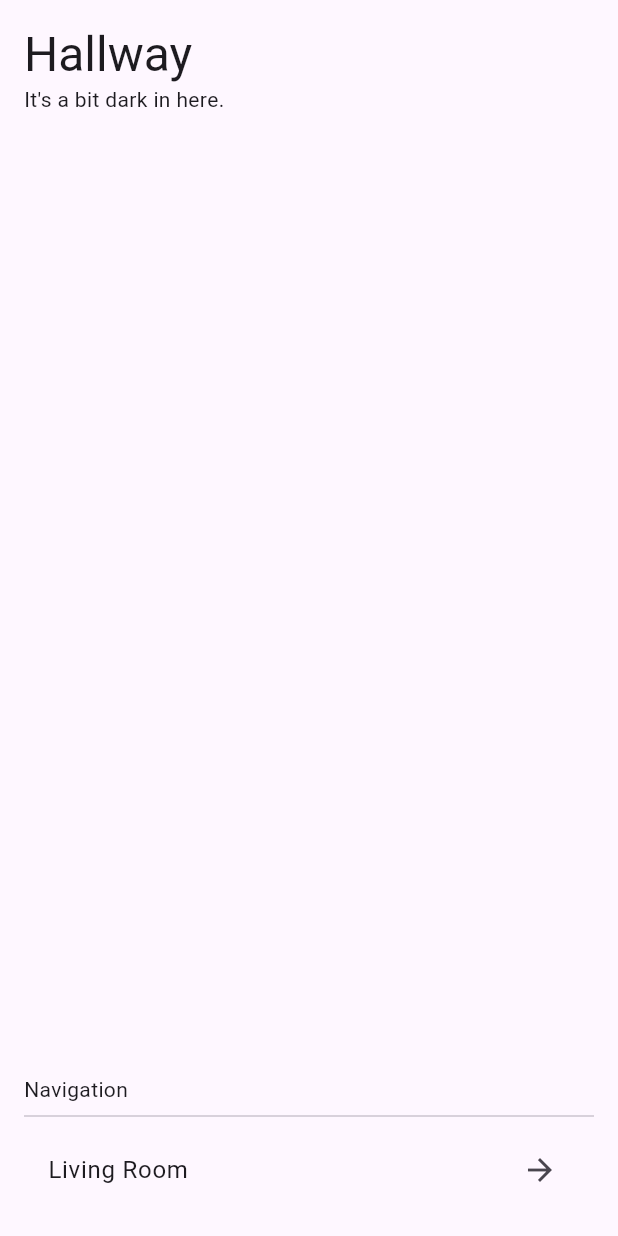
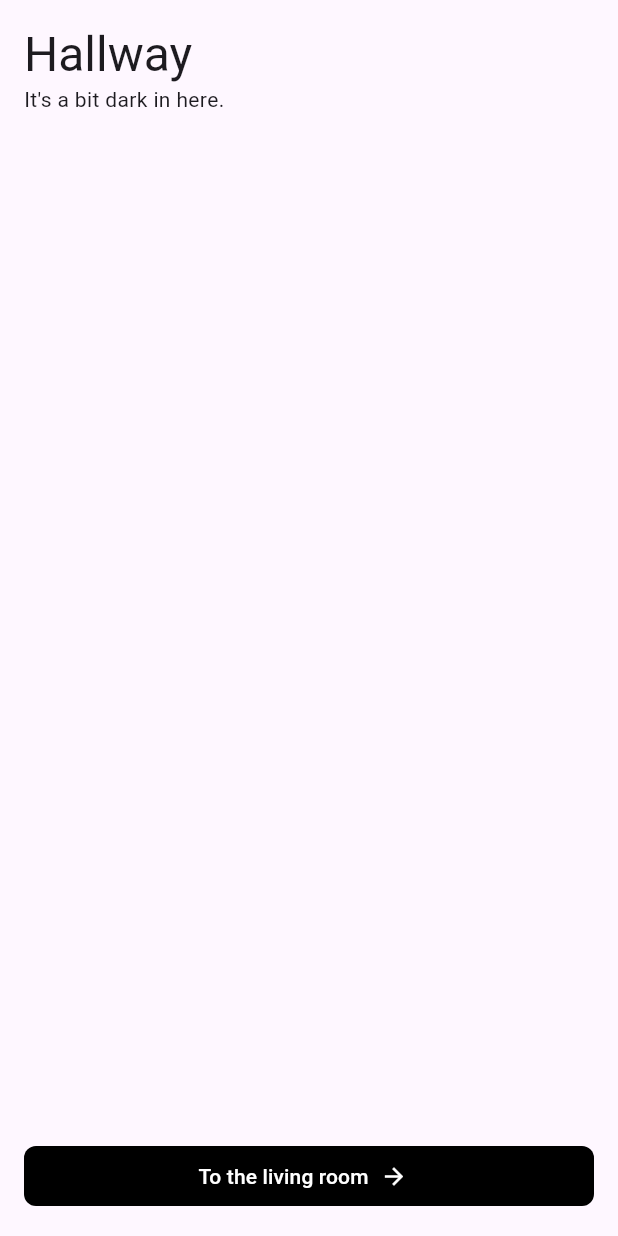
Before and after one commit to SEGVeenstra/text_game, a Flutter app: the screen it shows after launch, on a phone screen of 412 x 824 dp. Run offline on Flutter 3.47's test engine with Material 3 defaults, Android fonts, the light colour scheme and no system bars.

Commit message:
Do some refactoring

```diff
--- /dev/null
+++ b/text_game/lib/src/action.dart
@@ -0,0 +1,22 @@
+import 'package:text_game/src/effect.dart';
+
+abstract class Action {
+  const Action({
+    required this.label,
+    required this.effects,
+  });
+
+  final String label;
+
+  final List<Effect> effects;
+}
+
+class NavigationAction extends Action {
+  const NavigationAction({
+    required super.label,
+    required super.effects,
+    required this.locationId,
+  });
+
+  final String locationId;
+}
--- /dev/null
+++ b/text_game/lib/src/configuration/text_game_configuration.dart
@@ -0,0 +1,12 @@
+import 'package:text_game/src/configuration/location_configuration.dart';
+
+/// A class representing a text-based game.
+///
+/// This is purly the configuration of the game which never actually changes.
+class TextGameConfiguration {
+  TextGameConfiguration({
+    required this.locations,
+  });
+
+  final List<LocationConfiguration> locations;
+}
--- /dev/null
+++ b/text_game/lib/src/effect.dart
@@ -0,0 +1,11 @@
+abstract class Effect {
+  const Effect();
+}
+
+class NavigationEffect extends Effect {
+  const NavigationEffect({
+    required this.destination,
+  });
+
+  final String destination;
+}
--- a/text_game/lib/src/location.dart
+++ b/text_game/lib/src/location.dart
@@ -1,14 +1,16 @@
+import 'package:text_game/src/action.dart';
+
 class Location {
-  const Location({
-    required this.id,
-    required this.name,
-    required this.description,
-    required this.exits,
-  });
+  Location(
+    this.id,
+    this.name,
+    this.description,
+    this.actions,
+  );
 
   final String id;
   final String name;
   final String description;
 
-  final List<String> exits;
+  List<Action> actions;
 }
--- a/text_game/lib/src/text_game.dart
+++ /dev/null
@@ -1,12 +0,0 @@
-import 'package:text_game/src/location.dart';
-
-/// A class representing a text-based game.
-///
-/// This is purly the configuration of the game which never actually changes.
-class TextGame {
-  TextGame({
-    required this.locations,
-  });
-
-  final List<Location> locations;
-}
--- a/text_game/lib/src/text_game_session.dart
+++ b/text_game/lib/src/text_game_session.dart
@@ -1,3 +1,6 @@
+import 'package:collection/collection.dart';
+import 'package:text_game/src/action.dart';
+import 'package:text_game/src/location.dart';
 import 'package:text_game/text_game.dart';
 
 class TextGameSession {
@@ -6,28 +9,45 @@ class TextGameSession {
     required this.progress,
   });
 
-  final TextGame game;
+  final TextGameConfiguration game;
   final TextGameProgress progress;
 
   Location get currentLocation {
     if (progress.currentLocationId == null) {
-      return game.locations.first;
+      final locationConfig = game.locations.first;
+      return Location(
+        locationConfig.id,
+        locationConfig.name,
+        locationConfig.description,
+        locationConfig.actions,
+      );
     }
-    return game.locations.firstWhere(
+    final locationConfig = game.locations.firstWhere(
       (location) => location.id == progress.currentLocationId,
+    );
+    return Location(
+      locationConfig.id,
+      locationConfig.name,
+      locationConfig.description,
+      locationConfig.actions,
     );
   }
 
-  List<Location> get currentExits {
-    return currentLocation.exits
-        .map((exitId) =>
-            game.locations.firstWhere((location) => location.id == exitId))
-        .toList();
+  /// Returns the list of actions the user can perform based on the current location.
+  List<Action> get currentActions {
+    final locationConfig = game.locations.firstWhereOrNull(
+          (location) => location.id == progress.currentLocationId,
+        ) ??
+        game.locations.first;
+
+    return locationConfig.actions;
   }
 
-  void go(String exitId) {
-    if (currentLocation.exits.contains(exitId)) {
-      progress.updateLocation(exitId);
+  void performAction(Action action) {
+    switch (action) {
+      case NavigationAction():
+        progress.updateLocation(action.locationId);
+        break;
     }
   }
 }
--- a/text_game/lib/text_game.dart
+++ b/text_game/lib/text_game.dart
@@ -3,8 +3,11 @@
 /// More dartdocs go here.
 library;
 
+export 'src/action.dart';
+export 'src/configuration/location_configuration.dart';
+export 'src/configuration/text_game_configuration.dart';
+export 'src/effect.dart';
 export 'src/location.dart';
-export 'src/text_game.dart';
 export 'src/text_game_progress.dart';
 export 'src/text_game_session.dart';
 
--- a/text_game/pubspec.yaml
+++ b/text_game/pubspec.yaml
@@ -8,6 +8,7 @@ environment:
 
 # Add regular dependencies here.
 dependencies:
+  collection: ^1.19.1
   # path: ^1.8.0
 
 dev_dependencies:
--- a/text_game_flutter/lib/example_game.dart
+++ b/text_game_flutter/lib/example_game.dart
@@ -1,24 +1,47 @@
 import 'package:text_game/text_game.dart';
 
-final exampleGame = TextGame(
+final exampleGame = TextGameConfiguration(
   locations: [
-    Location(
+    LocationConfiguration(
       id: 'hall',
       name: 'Hallway',
       description: 'It\'s a bit dark in here.',
-      exits: ['living'],
+      actions: [
+        NavigationAction(
+          label: 'To the living room',
+          effects: [],
+          locationId: 'living',
+        ),
+      ],
     ),
-    Location(
+    LocationConfiguration(
       id: 'living',
       name: 'Living Room',
       description: 'The sofa looks very comfy!',
-      exits: ['hall', 'kitchen'],
+      actions: [
+        NavigationAction(
+          label: 'To the hallway',
+          effects: [],
+          locationId: 'hall',
+        ),
+        NavigationAction(
+          label: 'To the kitchen',
+          effects: [],
+          locationId: 'kitchen',
+        ),
+      ],
     ),
-    Location(
+    LocationConfiguration(
       id: 'kitchen',
       name: 'Kitchen',
       description: 'There is a very expensive looking fridge in here.',
-      exits: ['living'],
+      actions: [
+        NavigationAction(
+          label: 'To the living room',
+          effects: [],
+          locationId: 'living',
+        ),
+      ],
     ),
   ],
 );
--- a/text_game_flutter/lib/game_page.dart
+++ b/text_game_flutter/lib/game_page.dart
@@ -1,4 +1,4 @@
-import 'package:flutter/material.dart';
+import 'package:flutter/material.dart' hide Action;
 import 'package:text_game/text_game.dart';
 import 'package:text_game_flutter/example_game.dart';
 
@@ -15,9 +15,9 @@ class _GamePageState extends State<GamePage> {
     progress: TextGameProgress(),
   );
 
-  void _go(Location exit) {
+  void _performAction(Action action) {
     setState(() {
-      session.go(exit.id);
+      session.performAction(action);
     });
   }
 
@@ -37,16 +37,19 @@ class _GamePageState extends State<GamePage> {
                     style: Theme.of(context).textTheme.headlineLarge),
                 Text(session.currentLocation.description),
                 Spacer(),
-                Text('Navigation'),
-                Divider(),
                 Column(
-                  children: session.currentExits
+                  crossAxisAlignment: CrossAxisAlignment.stretch,
+                  children: session.currentActions
                       .map(
-                        (exit) => ListTile(
-                          trailing: Icon(Icons.arrow_forward),
-                          title: Text(exit.name),
-                          onTap: () => _go(exit),
-                        ),
+                        (action) => switch (action) {
+                          NavigationAction() => ElevatedButton.icon(
+                              label: Text(action.label),
+                              icon: Icon(Icons.arrow_forward),
+                              iconAlignment: IconAlignment.end,
+                              onPressed: () => _performAction(action),
+                            ),
+                          _ => throw 'Unknown action type: $action',
+                        },
                       )
                       .toList(),
                 ),
--- a/text_game_flutter/lib/main.dart
+++ b/text_game_flutter/lib/main.dart
@@ -1,5 +1,6 @@
 import 'package:flutter/material.dart';
 import 'package:text_game_flutter/game_page.dart';
+import 'package:text_game_flutter/theme/text_game_theme.dart';
 
 void main() {
   runApp(const TextGameApp());
@@ -12,10 +13,7 @@ class TextGameApp extends StatelessWidget {
   Widget build(BuildContext context) {
     return MaterialApp(
       title: 'Flutter Demo',
-      theme: ThemeData(
-        colorScheme: ColorScheme.fromSeed(seedColor: Colors.deepPurple),
-        useMaterial3: true,
-      ),
+      theme: textGameTheme,
       home: GamePage(),
     );
   }
--- /dev/null
+++ b/text_game_flutter/lib/theme/text_game_theme.dart
@@ -0,0 +1,16 @@
+import 'package:flutter/material.dart';
+
+final textGameTheme = ThemeData.light().copyWith(
+  colorScheme: ColorScheme.fromSeed(seedColor: Colors.black),
+  elevatedButtonTheme: ElevatedButtonThemeData(
+    style: ElevatedButton.styleFrom(
+      elevation: 0,
+      backgroundColor: Colors.black,
+      foregroundColor: Colors.white,
+      iconColor: Colors.white,
+      shape: RoundedRectangleBorder(
+        borderRadius: BorderRadius.circular(8),
+      ),
+    ),
+  ),
+);
```
Also changed, not shown: text_game/example/text_game_example.dart (+21 -11 lines), text_game/lib/src/configuration/location_configuration.dart (added, +16 -0 lines).
